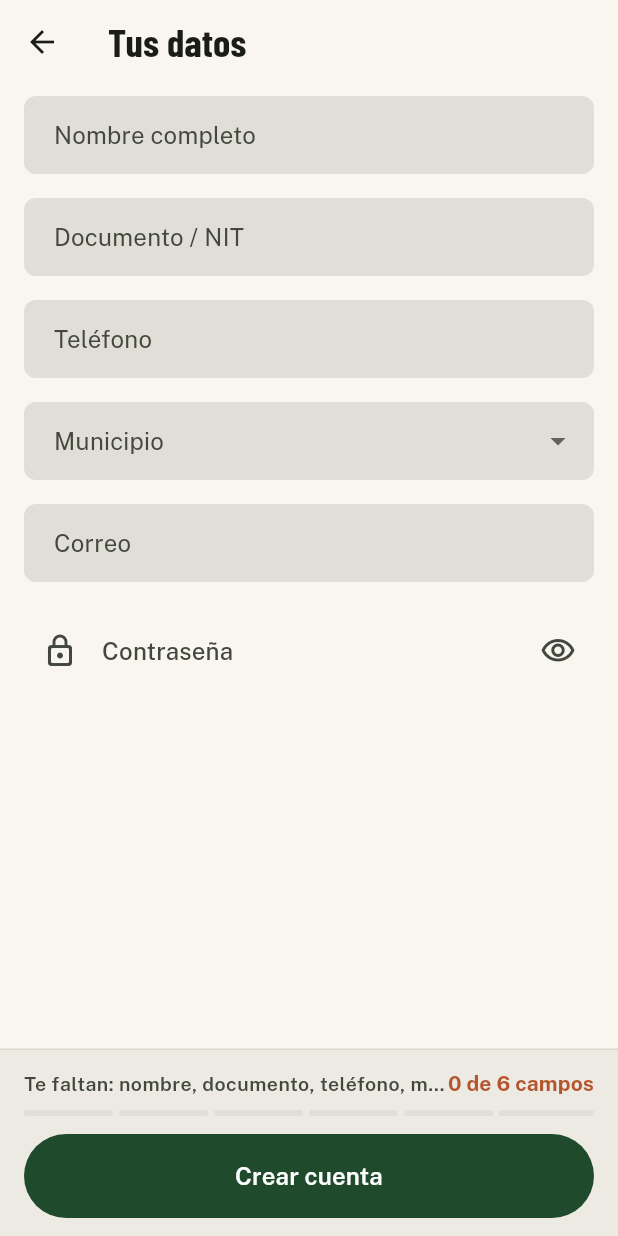
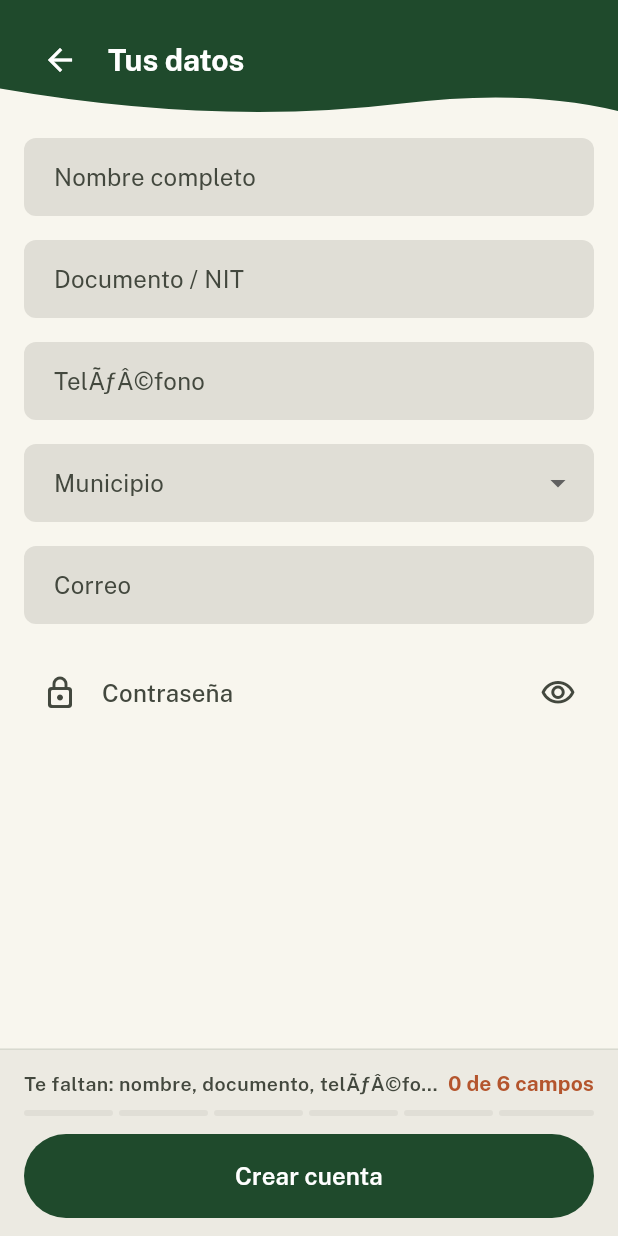
Before and after one commit to C3RLOSMORENO/EcoResiduos, a Flutter app: the RegistroScreen screen opened directly, after a tap on "Continuar", on a phone screen of 412 x 824 dp. Run offline on Flutter 3.47's test engine with Material 3 defaults, Android fonts, the phone set to English and light mode, and no system bars; our stand-ins replace cached_network_image, camera, file_picker, flutter_animate, flutter_dotenv, geolocator and 6 more; missing offline and left inert: tflite_flutter; accounts and stored records are empty.

Commit message:
style(app): aplicar diseño unificado premium con header dinámico a la pantalla de registro

```diff
--- a/app/lib/features/auth/screens/registro_screen.dart
+++ b/app/lib/features/auth/screens/registro_screen.dart
@@ -18,8 +18,8 @@ import 'revisa_correo_screen.dart';
 
 enum _Paso { rol, generador, verificarGestor, gestorNoEncontrado, datosGestor, registroNuevo, materiales }
 
-/// Registro (03). Primero se elige el rol y después se ven solo los campos
-/// de ese rol. El gestor escribe su NIT: si ya está registrado, sus datos y
+/// Registro (03). Primero se elige el rol y despuÃƒÂ©s se ven solo los campos
+/// de ese rol. El gestor escribe su NIT: si ya estÃƒÂ¡ registrado, sus datos y
 /// materiales se llenan solos; si no, registra la empresa con su permiso
 /// ambiental en PDF. En ambos casos el administrador verifica antes de que
 /// vea solicitudes.
@@ -59,7 +59,7 @@ class _RegistroScreenState extends State<RegistroScreen> {
 
   GestorDirectorio? _gestorDirectorio;
 
-  /// La empresa no está registrada y se registra con su permiso.
+  /// La empresa no estÃƒÂ¡ registrada y se registra con su permiso.
   bool _registroNuevo = false;
   ArchivoPdf? _permiso;
   Future<List<MaterialResiduo>>? _catalogo;
@@ -120,30 +120,30 @@ class _RegistroScreenState extends State<RegistroScreen> {
   Map<String, bool> get _camposGenerador => {
     'nombre': _lleno(_nombre),
     'documento': _lleno(_documento),
-    'teléfono': _lleno(_telefono),
+    'telÃƒÂ©fono': _lleno(_telefono),
     'municipio': _municipio != null,
     'correo': validarCorreo(_correo.text) == null,
-    'contraseña': validarContrasena(_contrasena.text) == null,
+    'contraseÃƒÂ±a': validarContrasena(_contrasena.text) == null,
   };
 
   Map<String, bool> get _camposGestor => {
-    'teléfono': _lleno(_telefono),
-    'dirección': _lleno(_direccion),
+    'telÃƒÂ©fono': _lleno(_telefono),
+    'direcciÃƒÂ³n': _lleno(_direccion),
     'municipio': _municipio != null,
-    'contraseña': validarContrasena(_contrasena.text) == null,
+    'contraseÃƒÂ±a': validarContrasena(_contrasena.text) == null,
   };
 
   bool get _nitValido => RegExp(r'^\d{8,15}$').hasMatch(normalizarNit(_nit.text));
 
   Map<String, bool> get _camposGestorNuevo => {
     'NIT': _nitValido,
-    'razón social': _lleno(_razonSocial),
+    'razÃƒÂ³n social': _lleno(_razonSocial),
     'representante legal': _lleno(_representante),
-    'teléfono': _lleno(_telefono),
-    'dirección': _lleno(_direccion),
+    'telÃƒÂ©fono': _lleno(_telefono),
+    'direcciÃƒÂ³n': _lleno(_direccion),
     'municipio': _municipio != null,
     'correo': validarCorreo(_correo.text) == null,
-    'contraseña': validarContrasena(_contrasena.text) == null,
+    'contraseÃƒÂ±a': validarContrasena(_contrasena.text) == null,
     'permiso en PDF': _permiso != null,
   };
 
@@ -188,11 +188,11 @@ class _RegistroScreenState extends State<RegistroScreen> {
       if (gestor == null) {
         _ir(_Paso.gestorNoEncontrado);
       } else if (gestor.tieneCuentaActiva) {
-        setState(() => _error = 'Esta empresa ya tiene una cuenta. Inicia sesión con el correo de la empresa.');
+        setState(() => _error = 'Esta empresa ya tiene una cuenta. Inicia sesiÃƒÂ³n con el correo de la empresa.');
       } else if (!gestor.tieneCorreo) {
         setState(
           () => _error =
-              'Tu empresa no tiene un correo registrado y lo necesitamos para activar la cuenta. Comunícate con '
+              'Tu empresa no tiene un correo registrado y lo necesitamos para activar la cuenta. ComunÃƒÂ­cate con '
               'el administrador de EcoResiduos para actualizarlo.',
         );
       } else {
@@ -200,8 +200,8 @@ class _RegistroScreenState extends State<RegistroScreen> {
         _ir(_Paso.datosGestor);
       }
     } catch (e) {
-      debugPrint('Falló la búsqueda del NIT: $e');
-      if (mounted) setState(() => _error = 'No pudimos buscar tu empresa. Revisa tu conexión.');
+      debugPrint('FallÃƒÂ³ la bÃƒÂºsqueda del NIT: $e');
+      if (mounted) setState(() => _error = 'No pudimos buscar tu empresa. Revisa tu conexiÃƒÂ³n.');
     } finally {
       if (mounted) setState(() => _enviando = false);
     }
@@ -318,23 +318,74 @@ class _RegistroScreenState extends State<RegistroScreen> {
     } on AuthException catch (e) {
       if (mounted) setState(() => _error = e.message);
     } on StorageException catch (e) {
-      // Falla al subir el permiso: la cuenta aún no se creó.
-      debugPrint('Falló la subida del permiso: ${e.statusCode} ${e.message}');
+      // Falla al subir el permiso: la cuenta aÃƒÂºn no se creÃƒÂ³.
+      debugPrint('FallÃƒÂ³ la subida del permiso: ${e.statusCode} ${e.message}');
       if (mounted) {
         setState(
-          () => _error = 'No pudimos subir tu permiso ambiental, así que aún no creamos la cuenta. Inténtalo de nuevo.',
+          () => _error =
+              'No pudimos subir tu permiso ambiental, asÃƒÂ­ que aÃƒÂºn no creamos la cuenta. IntÃƒÂ©ntalo de nuevo.',
         );
       }
     } catch (e) {
-      debugPrint('Falló el registro: $e');
-      if (mounted) setState(() => _error = 'No pudimos crear la cuenta. Revisa tu conexión e inténtalo de nuevo.');
+      debugPrint('FallÃƒÂ³ el registro: $e');
+      if (mounted) setState(() => _error = 'No pudimos crear la cuenta. Revisa tu conexiÃƒÂ³n e intÃƒÂ©ntalo de nuevo.');
     } finally {
       if (mounted) setState(() => _enviando = false);
     }
   }
 
+  Widget _buildHeader(String titulo) {
+    final theme = Theme.of(context);
+    final isRol = _paso == _Paso.rol;
+
+    return ClipPath(
+      clipper: const _HeaderWaveClipper(isRol: true), // We will always show it wavy
+      child: AnimatedContainer(
+        duration: const Duration(milliseconds: 400),
+        curve: Curves.easeInOutCubic,
+        color: theme.colorScheme.primary,
+        padding: EdgeInsets.fromLTRB(24, MediaQuery.paddingOf(context).top + 16, 24, isRol ? 40 : 20),
+        child: Column(
+          crossAxisAlignment: CrossAxisAlignment.start,
+          mainAxisSize: MainAxisSize.min,
+          children: [
+            Row(
+              children: [
+                if (!isRol)
+                  IconButton(
+                    onPressed: _volver,
+                    icon: const Icon(Icons.arrow_back, color: Colors.white),
+                    padding: EdgeInsets.zero,
+                    alignment: Alignment.centerLeft,
+                  ),
+                Expanded(
+                  child: Text(
+                    isRol ? 'EcoResiduos' : titulo,
+                    style: theme.textTheme.titleLarge?.copyWith(
+                      color: Colors.white,
+                      fontWeight: FontWeight.bold,
+                    ),
+                  ),
+                ),
+              ],
+            ),
+            if (isRol) ...[
+               const SizedBox(height: 16),
+               Text('Ãšnete al\ncambio', style: theme.textTheme.displaySmall?.copyWith(color: Colors.white, fontWeight: FontWeight.w900, height: 1.1))
+                  .animate().fadeIn(duration: 600.ms).slideY(begin: 0.1),
+               const SizedBox(height: 8),
+               Text('Elige cÃ³mo quieres participar en la red de reciclaje de Santander.', style: theme.textTheme.bodyMedium?.copyWith(color: Colors.white70))
+                  .animate().fadeIn(duration: 600.ms, delay: 200.ms),
+            ]
+          ]
+        )
+      )
+    );
+  }
+
   @override
   Widget build(BuildContext context) {
+    final theme = Theme.of(context);
     final titulo = switch (_paso) {
       _Paso.rol => '',
       _Paso.generador => 'Tus datos',
@@ -348,11 +399,14 @@ class _RegistroScreenState extends State<RegistroScreen> {
         if (!didPop) _volver();
       },
       child: Scaffold(
-        appBar: AppBar(
-          leading: IconButton(tooltip: 'Volver', icon: const Icon(Icons.arrow_back), onPressed: _volver),
-          title: Text(titulo),
-        ),
-        body: AnimatedSwitcher(
+        backgroundColor: theme.brightness == Brightness.dark ? theme.colorScheme.surface : const Color(0xFFF8F6EE),
+        extendBodyBehindAppBar: true,
+        body: Column(
+          crossAxisAlignment: CrossAxisAlignment.stretch,
+          children: [
+            _buildHeader(titulo),
+            Expanded(
+              child: AnimatedSwitcher(
           duration: const Duration(milliseconds: 400),
           switchInCurve: Curves.easeOutCubic,
           switchOutCurve: Curves.easeInCubic,
@@ -360,10 +414,7 @@ class _RegistroScreenState extends State<RegistroScreen> {
             return FadeTransition(
               opacity: animation,
               child: SlideTransition(
-                position: Tween<Offset>(
-                  begin: const Offset(0.05, 0),
-                  end: Offset.zero,
-                ).animate(animation),
+                position: Tween<Offset>(begin: const Offset(0.05, 0), end: Offset.zero).animate(animation),
                 child: child,
               ),
             );
@@ -381,6 +432,9 @@ class _RegistroScreenState extends State<RegistroScreen> {
             },
           ),
         ),
+        ),
+        ],
+        ),
         bottomNavigationBar: _barra(),
       ),
     );
@@ -396,7 +450,7 @@ class _RegistroScreenState extends State<RegistroScreen> {
         BotonFijoInferior(
           textoBoton: 'Crear cuenta',
           isLoading: _enviando,
-          textoLoading: 'Creando cuenta…',
+          textoLoading: 'Creando cuentaÃ¢â‚¬Â¦',
           onPressed: _crearCuentaGenerador,
           camposCompletados: _camposGenerador.values.where((v) => v).length,
           totalCampos: _camposGenerador.length,
@@ -408,7 +462,7 @@ class _RegistroScreenState extends State<RegistroScreen> {
           textoBoton: 'Verificar',
           iconoBoton: Icons.verified_outlined,
           isLoading: _enviando,
-          textoLoading: 'Buscando…',
+          textoLoading: 'BuscandoÃ¢â‚¬Â¦',
           onPressed: _verificarDirectorio,
         ),
       ),
@@ -431,10 +485,10 @@ class _RegistroScreenState extends State<RegistroScreen> {
         ),
       ),
       _Paso.materiales => BotonFijoInferior(
-        textoBoton: 'Enviar para verificación',
+        textoBoton: 'Enviar para verificaciÃƒÂ³n',
         iconoBoton: Icons.verified_outlined,
         isLoading: _enviando,
-        textoLoading: 'Creando cuenta…',
+        textoLoading: 'Creando cuentaÃ¢â‚¬Â¦',
         onPressed: _crearCuentaGestor,
       ),
       _Paso.gestorNoEncontrado => null,
@@ -505,9 +559,12 @@ class _RegistroScreenState extends State<RegistroScreen> {
       padding: const EdgeInsets.all(EcoSpace.s16),
       children: AnimateList(
         interval: 100.ms,
-        effects: [FadeEffect(duration: 400.ms), SlideEffect(begin: const Offset(0, 0.1), duration: 400.ms, curve: Curves.easeOutCubic)],
+        effects: [
+          FadeEffect(duration: 400.ms),
+          SlideEffect(begin: const Offset(0, 0.1), duration: 400.ms, curve: Curves.easeOutCubic),
+        ],
         children: [
-        Text('¿Cómo vas a usar EcoResiduos?', style: theme.textTheme.displaySmall),
+          Text('Ã‚Â¿CÃƒÂ³mo vas a usar EcoResiduos?', style: theme.textTheme.displaySmall),
           const SizedBox(height: EcoSpace.s24),
           RadioGroup<bool>(
             groupValue: _esGestor,
@@ -518,15 +575,15 @@ class _RegistroScreenState extends State<RegistroScreen> {
                   valor: false,
                   icono: Icons.home_work_outlined,
                   titulo: 'Tengo residuos',
-                texto: 'Hogar, negocio o persona. Identifica tus residuos, publícalos y encuentra quién los recibe.',
+                  texto:
+                      'Hogar, negocio o persona. Identifica tus residuos, publÃƒÂ­calos y encuentra quiÃƒÂ©n los recibe.',
                 ),
                 SizedBox(height: EcoSpace.s12),
                 _TarjetaRol(
                   valor: true,
                   icono: Icons.local_shipping_outlined,
                   titulo: 'Soy gestor certificado',
-                texto:
-                    'Empresa autorizada. Recibe solicitudes de los materiales que puedes gestionar.',
+                  texto: 'Empresa autorizada. Recibe solicitudes de los materiales que puedes gestionar.',
                 ),
               ],
             ),
@@ -553,9 +610,9 @@ class _RegistroScreenState extends State<RegistroScreen> {
         ),
         _campo(
           _telefono,
-          'Teléfono',
+          'TelÃƒÂ©fono',
           teclado: TextInputType.phone,
-          error: _lleno(_telefono) ? null : 'Escribe tu teléfono',
+          error: _lleno(_telefono) ? null : 'Escribe tu telÃƒÂ©fono',
           autofill: const [AutofillHints.telephoneNumber],
         ),
         _selectorMunicipio(),
@@ -568,7 +625,7 @@ class _RegistroScreenState extends State<RegistroScreen> {
         ),
         CampoContrasena(
           controller: _contrasena,
-          ayuda: 'Mínimo 8 caracteres y un número',
+          ayuda: 'MÃƒÂ­nimo 8 caracteres y un nÃƒÂºmero',
           autofillHints: const [AutofillHints.newPassword],
           validator: (_) => _mostrarErrores ? validarContrasena(_contrasena.text) : null,
         ),
@@ -582,7 +639,7 @@ class _RegistroScreenState extends State<RegistroScreen> {
     final theme = Theme.of(context);
     return _formulario([
       Text(
-        'Escribe el NIT de tu empresa. Si ya está registrada como gestor autorizado, llenamos tus datos.',
+        'Escribe el NIT de tu empresa. Si ya estÃƒÂ¡ registrada como gestor autorizado, llenamos tus datos.',
         style: theme.textTheme.bodyLarge,
       ),
       _campo(
@@ -590,7 +647,7 @@ class _RegistroScreenState extends State<RegistroScreen> {
         'NIT',
         teclado: TextInputType.number,
         error: _lleno(_nit) ? null : 'Escribe el NIT de la empresa',
-        ayuda: 'Sin dígito de verificación. Ej.: 900456789',
+        ayuda: 'Sin dÃƒÂ­gito de verificaciÃƒÂ³n. Ej.: 900456789',
       ),
     ]);
   }
@@ -601,7 +658,7 @@ class _RegistroScreenState extends State<RegistroScreen> {
         icon: Icons.domain_add_outlined,
         title: 'No encontramos tu empresa',
         description:
-            'No hay un gestor registrado con ese NIT. Revisa que esté bien escrito o registra tu empresa: llena '
+            'No hay un gestor registrado con ese NIT. Revisa que estÃƒÂ© bien escrito o registra tu empresa: llena '
             'sus datos y adjunta en PDF tu licencia o permiso ambiental. '
             'Lo revisamos antes de que recibas solicitudes.',
         ctaText: 'Registrar mi empresa',
@@ -638,7 +695,7 @@ class _RegistroScreenState extends State<RegistroScreen> {
                     style: theme.textTheme.titleSmall?.copyWith(color: scheme.onPrimaryContainer),
                   ),
                   Text(
-                    '${gestor.razonSocial} · NIT ${gestor.nit} · gestor autorizado.',
+                    '${gestor.razonSocial} Ã‚Â· NIT ${gestor.nit} Ã‚Â· gestor autorizado.',
                     style: theme.textTheme.bodyMedium?.copyWith(color: scheme.onPrimaryContainer),
                   ),
                 ],
@@ -652,25 +709,25 @@ class _RegistroScreenState extends State<RegistroScreen> {
         'Correo de la empresa',
         teclado: TextInputType.emailAddress,
         soloLectura: true,
-        ayuda: 'Es el correo registrado de tu empresa. Ahí te llega el enlace para activar la cuenta.',
+        ayuda: 'Es el correo registrado de tu empresa. AhÃƒÂ­ te llega el enlace para activar la cuenta.',
       ),
       _campo(
         _telefono,
-        'Teléfono',
+        'TelÃƒÂ©fono',
         teclado: TextInputType.phone,
-        error: _lleno(_telefono) ? null : 'Escribe el teléfono',
+        error: _lleno(_telefono) ? null : 'Escribe el telÃƒÂ©fono',
       ),
       _campo(
         _direccion,
-        'Dirección',
+        'DirecciÃƒÂ³n',
         teclado: TextInputType.streetAddress,
-        error: _lleno(_direccion) ? null : 'Escribe la dirección',
+        error: _lleno(_direccion) ? null : 'Escribe la direcciÃƒÂ³n',
         maxLineas: null,
       ),
       _selectorMunicipio(),
       CampoContrasena(
         controller: _contrasena,
-        ayuda: 'Mínimo 8 caracteres y un número',
+        ayuda: 'MÃƒÂ­nimo 8 caracteres y un nÃƒÂºmero',
         autofillHints: const [AutofillHints.newPassword],
       ),
       if (_mostrarErrores && validarContrasena(_contrasena.text) != null)
@@ -690,12 +747,12 @@ class _RegistroScreenState extends State<RegistroScreen> {
         _nit,
         'NIT',
         teclado: TextInputType.number,
-        error: _nitValido ? null : 'El NIT debe tener entre 8 y 15 dígitos, sin dígito de verificación',
+        error: _nitValido ? null : 'El NIT debe tener entre 8 y 15 dÃƒÂ­gitos, sin dÃƒÂ­gito de verificaciÃƒÂ³n',
       ),
       _campo(
         _razonSocial,
-        'Razón social',
-        error: _lleno(_razonSocial) ? null : 'Escribe la razón social',
+        'RazÃƒÂ³n social',
+        error: _lleno(_razonSocial) ? null : 'Escribe la razÃƒÂ³n social',
         maxLineas: null,
       ),
       _campo(
@@ -705,15 +762,15 @@ class _RegistroScreenState extends State<RegistroScreen> {
       ),
       _campo(
         _telefono,
-        'Teléfono',
+        'TelÃƒÂ©fono',
         teclado: TextInputType.phone,
-        error: _lleno(_telefono) ? null : 'Escribe el teléfono',
+        error: _lleno(_telefono) ? null : 'Escribe el telÃƒÂ©fono',
       ),
       _campo(
         _direccion,
-        'Dirección',
+        'DirecciÃƒÂ³n',
         teclado: TextInputType.streetAddress,
-        error: _lleno(_direccion) ? null : 'Escribe la dirección',
+        error: _lleno(_direccion) ? null : 'Escribe la direcciÃƒÂ³n',
         maxLineas: null,
       ),
       _selectorMunicipio(),
@@ -723,18 +780,18 @@ class _RegistroScreenState extends State<RegistroScreen> {
         teclado: TextInputType.emailAddress,
         error: validarCorreo(_correo.text),
         autofill: const [AutofillHints.email],
-        ayuda: 'Ahí te llega el enlace para activar la cuenta.',
+        ayuda: 'AhÃƒÂ­ te llega el enlace para activar la cuenta.',
       ),
       _campo(
         _horario,
-        'Horario de atención (opcional)',
+        'Horario de atenciÃƒÂ³n (opcional)',
         teclado: TextInputType.text,
         maxLargo: 120,
-        ayuda: 'Ej.: Lun a vie 7:30 a 17:00 · Sáb 8:00 a 12:00',
+        ayuda: 'Ej.: Lun a vie 7:30 a 17:00 Ã‚Â· SÃƒÂ¡b 8:00 a 12:00',
       ),
       CampoContrasena(
         controller: _contrasena,
-        ayuda: 'Mínimo 8 caracteres y un número',
+        ayuda: 'MÃƒÂ­nimo 8 caracteres y un nÃƒÂºmero',
         autofillHints: const [AutofillHints.newPassword],
       ),
       if (_mostrarErrores && validarContrasena(_contrasena.text) != null)
@@ -830,7 +887,8 @@ class _SelectorPermiso extends StatelessWidget {
                       Text('Licencia o permiso ambiental', style: theme.textTheme.titleSmall),
                       const SizedBox(height: 2),
                       Text(
-                        archivo?.nombre ?? 'PDF de máximo 10 MB expedido por la autoridad ambiental (CDMB, AMB o CAS).',
+                        archivo?.nombre ??
+                            'PDF de mÃƒÂ¡ximo 10 MB expedido por la autoridad ambiental (CDMB, AMB o CAS).',
                         style: theme.textTheme.bodySmall?.copyWith(color: scheme.onSurfaceVariant),
                       ),
                     ],
@@ -875,16 +933,12 @@ class _TarjetaRol extends StatelessWidget {
         color: elegido ? scheme.secondaryContainer : scheme.surfaceContainerLowest,
         borderRadius: BorderRadius.circular(EcoRadius.medium),
         border: Border.all(
-          color: elegido ? scheme.primary : scheme.outlineVariant.withOpacity(0.5),
-          width: elegido ? 2 : 1
+          color: elegido ? scheme.primary : scheme.outlineVariant.withValues(alpha: 0.5),
+          width: elegido ? 2 : 1,
         ),
-        boxShadow: elegido ? [
-          BoxShadow(
-            color: scheme.primary.withOpacity(0.15),
-            blurRadius: 12,
-            offset: const Offset(0, 4),
-          )
-        ] : [],
+        boxShadow: elegido
+            ? [BoxShadow(color: scheme.primary.withValues(alpha: 0.15), blurRadius: 12, offset: const Offset(0, 4))]
+            : [],
       ),
       clipBehavior: Clip.antiAlias,
       child: Material(
@@ -902,7 +956,7 @@ class _TarjetaRol extends StatelessWidget {
                     duration: const Duration(milliseconds: 300),
                     padding: const EdgeInsets.all(8),
                     decoration: BoxDecoration(
-                      color: elegido ? scheme.primary.withOpacity(0.1) : Colors.transparent,
+                      color: elegido ? scheme.primary.withValues(alpha: 0.1) : Colors.transparent,
                       shape: BoxShape.circle,
                     ),
                     child: Icon(icono, size: 28, color: scheme.primary),
@@ -912,10 +966,13 @@ class _TarjetaRol extends StatelessWidget {
                     child: Column(
                       crossAxisAlignment: CrossAxisAlignment.start,
                       children: [
-                        Text(titulo, style: theme.textTheme.titleMedium?.copyWith(
+                        Text(
+                          titulo,
+                          style: theme.textTheme.titleMedium?.copyWith(
                             fontWeight: elegido ? FontWeight.bold : FontWeight.normal,
                             color: elegido ? scheme.primary : scheme.onSurface,
-                        )),
+                          ),
+                        ),
                         const SizedBox(height: EcoSpace.s4),
                         Text(texto, style: theme.textTheme.bodyMedium?.copyWith(color: scheme.onSurfaceVariant)),
                       ],
@@ -957,3 +1014,25 @@ class _MensajeError extends StatelessWidget {
     );
   }
 }
+
+class _HeaderWaveClipper extends CustomClipper<Path> {
+  const _HeaderWaveClipper({this.isRol = false});
+  final bool isRol;
+
+  @override
+  Path getClip(Size size) {
+    final path = Path();
+    final curveDepth = isRol ? 25.0 : 15.0;
+
+    path.lineTo(0, size.height - curveDepth);
+    path.quadraticBezierTo(size.width * 0.35, size.height, size.width * 0.65, size.height - (curveDepth * 0.6));
+    path.quadraticBezierTo(size.width * 0.85, size.height - curveDepth, size.width, size.height - (curveDepth * 0.4));
+
+    path.lineTo(size.width, 0);
+    path.close();
+    return path;
+  }
+
+  @override
+  bool shouldReclip(covariant _HeaderWaveClipper oldClipper) => oldClipper.isRol != isRol;
+}
--- a/app/lib/widgets/boton_fijo_inferior.dart
+++ b/app/lib/widgets/boton_fijo_inferior.dart
@@ -2,8 +2,8 @@ import 'package:flutter/material.dart';
 
 import '../theme/eco_theme.dart';
 
-/// Barra fija inferior con la acción principal (56 dp) y, en formularios, la
-/// meta de avance «N de M campos» con lo que falta.
+/// Barra fija inferior con la acciÃ³n principal (56 dp) y, en formularios, la
+/// meta de avance Â«N de M camposÂ» con lo que falta.
 class BotonFijoInferior extends StatelessWidget {
   const BotonFijoInferior({
     super.key,
@@ -97,6 +97,7 @@ class BotonFijoInferior extends StatelessWidget {
                     minimumSize: const Size(double.infinity, 56),
                     backgroundColor: scheme.primary,
                     foregroundColor: scheme.onPrimary,
+                    shape: RoundedRectangleBorder(borderRadius: BorderRadius.circular(EcoRadius.full)),
                   ),
                   onPressed: isLoading ? null : onPressed,
                   child: isLoading
@@ -111,7 +112,7 @@ class BotonFijoInferior extends StatelessWidget {
                             const SizedBox(width: 10),
                             Flexible(
                               child: Text(
-                                textoLoading ?? 'Procesando…',
+                                textoLoading ?? 'Procesandoâ€¦',
                                 textAlign: TextAlign.center,
                                 style: theme.textTheme.labelLarge?.copyWith(color: scheme.onPrimary),
                               ),
```
Lines whose indentation alone changed are shown as unchanged.
